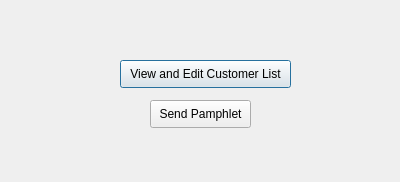
Above: loginscreen/adminoption.ui from jgrady15/CS1C-Project-1 before the change. Below: the same form after it.
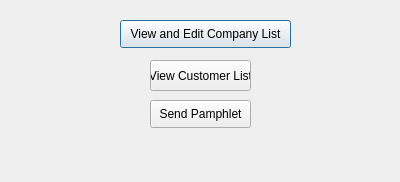
That is the form after the change.

Patch:
```diff
--- a/loginscreen/adminoption.ui
+++ b/loginscreen/adminoption.ui
@@ -17,13 +17,13 @@
    <property name="geometry">
     <rect>
      <x>120</x>
-     <y>60</y>
+     <y>20</y>
      <width>171</width>
      <height>28</height>
     </rect>
    </property>
    <property name="text">
-    <string>View and Edit Customer List</string>
+    <string>View and Edit Company List</string>
    </property>
   </widget>
   <widget class="QPushButton" name="pushButton_2">
@@ -39,6 +39,19 @@
     <string>Send Pamphlet</string>
    </property>
   </widget>
+  <widget class="QPushButton" name="pushButton_3">
+   <property name="geometry">
+    <rect>
+     <x>150</x>
+     <y>60</y>
+     <width>101</width>
+     <height>31</height>
+    </rect>
+   </property>
+   <property name="text">
+    <string>View Customer List</string>
+   </property>
+  </widget>
  </widget>
  <resources/>
  <connections>
```
